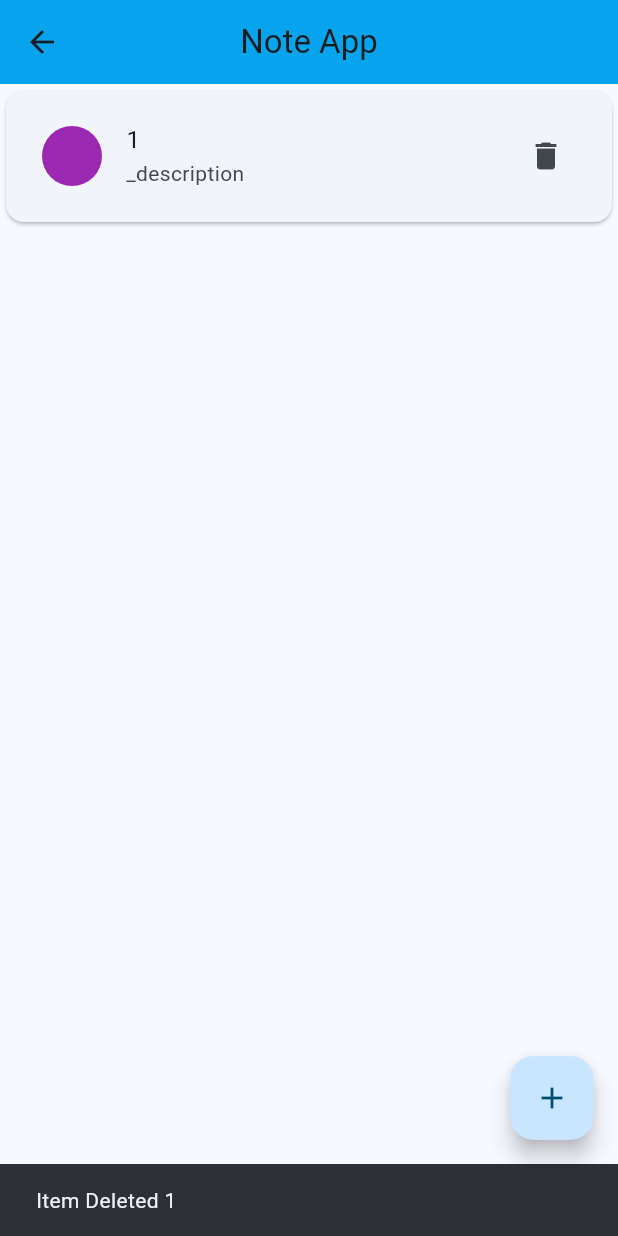
After one commit to codeWithParas/flutter_step_counter, a Flutter app: the NoteAppScreen screen opened directly, after a tap on the "add" icon, after a tap on the "delete" icon, on a phone screen of 412 x 824 dp. The commit adds this screen. Run offline on Flutter 3.47's test engine with Material 3 defaults, Android fonts, the light colour scheme and no system bars; our stand-ins replace pedometer, permission_handler, sqflite; accounts and stored records are empty.

Commit message:
note app created

```diff
--- a/lib/LoginScreen.dart
+++ b/lib/LoginScreen.dart
@@ -2,6 +2,8 @@
 
 import 'package:flutter/material.dart';
 import 'package:flutter_ws_tb/step_counter/HomePageScreen.dart';
+
+import 'note_app/NoteAppScreen.dart';
 
 class LoginScreen extends StatelessWidget {
   LoginScreen({super.key});
@@ -63,7 +65,8 @@ class LoginScreen extends StatelessWidget {
 
                   Navigator.push(
                     context,
-                    MaterialPageRoute(builder: (context) => const StepCounterScreen())
+                    //MaterialPageRoute(builder: (context) => const StepCounterScreen())
+                    MaterialPageRoute(builder: (context) => const NoteAppScreen())
                   );
 
                 } else {
--- a/lib/main.dart
+++ b/lib/main.dart
@@ -1,8 +1,10 @@
 import 'package:flutter/material.dart';
 import 'package:flutter_ws_tb/LoginScreen.dart';
+import 'package:flutter_ws_tb/note_app/SqfliteDatabaseHelper.dart';
 
 void main() {
   //runApp(const MyApp());
+  SqfliteDatabaseHelper().initializeDatabase();
   runApp(FlutterTbWs());
 }
 
--- /dev/null
+++ b/lib/note_app/NoteAppScreen.dart
@@ -0,0 +1,134 @@
+
+import 'package:flutter/cupertino.dart';
+import 'package:flutter/material.dart';
+import 'package:flutter_ws_tb/note_app/SqfliteDatabaseHelper.dart';
+
+class NoteAppScreen extends StatefulWidget {
+  const NoteAppScreen({super.key});
+
+  @override
+  State<NoteAppScreen> createState() => _NoteAppScreenState();
+}
+
+class _NoteAppScreenState extends State<NoteAppScreen> {
+
+  // Custom List
+  List<Note> noteList = [];
+  var dbHelper = SqfliteDatabaseHelper();
+
+  void updateNoteListData() {
+    Future<List<Note>> noteListFuture = dbHelper.getNoteList();
+    noteListFuture.then((noteListData) {
+      if(noteListData.isNotEmpty) {
+        // Update UI
+        setState(() {
+          noteList = noteListData;
+        });
+      }
+    });
+  }
+
+  void insertOperation(Note note){
+    Future<int?> result = dbHelper.insertNote(note);
+    result.then((value) {
+      if(value != 0){
+        print("@@@ DATA INSERTED SUCCESSFULLY");
+        updateNoteListData();
+      }
+    });
+  }
+
+  void deleteOperation(int position){
+    Future<int?> result = dbHelper.deleteNote(position);
+    result.then((value) {
+      if(value != 0){
+        print("@@@ DATA DELETED SUCCESSFULLY");
+        updateNoteListData();
+      }
+    });
+  }
+
+  @override
+  void initState() {
+    super.initState();
+    updateNoteListData();
+  }
+
+  @override
+  Widget build(BuildContext context) {
+    return Scaffold(
+      appBar: AppBar(
+        title: Text("Note App"),
+      ),
+      floatingActionButton: FloatingActionButton(
+          child: Icon(Icons.add),
+          onPressed: (){
+            // Add Elements in note list
+            var itemPos = noteList.length+1;
+            ScaffoldMessenger.of(context).showSnackBar(
+                SnackBar(content: Text("Item Added ${itemPos}"))
+            );
+
+            var newNote = Note("$itemPos", "_description", "_date");
+            insertOperation(newNote);
+          }),
+      body: ListView.builder(
+          itemCount: noteList.length,
+          itemBuilder: (BuildContext context, int position){
+            return Card(
+                child: Padding(
+                  padding: const EdgeInsets.all(8.0),
+                  child: ListTile(
+                    leading: CircleAvatar(
+                      backgroundColor: Colors.purple,
+                    ),
+                    title: Text(noteList[position]._title),
+                    subtitle: Text(noteList[position]._description),
+                    trailing: GestureDetector(
+                      child: Icon(Icons.delete),
+                      onTap: (){
+                        ScaffoldMessenger.of(context).showSnackBar(
+                            SnackBar(content: Text("Item Deleted ${noteList[position]._title}"))
+                        );
+                        deleteOperation(position);
+                      },
+                    ),
+                    onTap: (){
+                      ScaffoldMessenger.of(context).showSnackBar(
+                          SnackBar(content: Text("Item Selected ${noteList[position]._title}"))
+                      );
+                    },
+                  ),
+                )
+            );
+          }
+      ),
+    );
+  }
+}
+
+class Note {
+
+  String _title = "";
+  String _description = "";
+  String _date = "";
+
+  // Constructor
+  Note(this._title, this._description, this._date);
+
+  Map<String, dynamic> objectToMapConversion() {
+    var map  = Map<String, dynamic>();
+    map['title'] = _title;
+    map['description'] = _description;
+    map['date'] = _date;
+
+    return map;
+  }
+
+  Note.mapToObjectConversion(Map<String, dynamic> map) {
+    this._title = map['title'];
+    this._description = map['description'];
+    this._date = map['date'];
+  }
+
+}
--- /dev/null
+++ b/lib/note_app/SqfliteDatabaseHelper.dart
@@ -0,0 +1,108 @@
+
+
+import 'dart:io';
+
+import 'package:path_provider/path_provider.dart';
+import 'package:sqflite/sqflite.dart';
+
+import 'NoteAppScreen.dart';
+
+class SqfliteDatabaseHelper {
+
+  // Singleton type object
+  static SqfliteDatabaseHelper? _databaseHelper = null;
+  static Database? _database;
+
+  // Column Names
+  String tableName = 'note_table';
+  String colId = 'id';
+  String colTitle = 'title';
+  String colDesc = 'description';
+  String colDate = 'date';
+
+  SqfliteDatabaseHelper._createInstance();
+
+  factory SqfliteDatabaseHelper() {
+    if(_databaseHelper == null) {
+      _databaseHelper = SqfliteDatabaseHelper._createInstance();
+    }
+    return _databaseHelper ?? SqfliteDatabaseHelper._createInstance();
+  }
+
+  Future<Database?> get database async {
+    if(_database == null) {
+      _database = await initializeDatabase();
+    }
+    print("@@@ Database Initialization Done");
+    return _database;
+  }
+
+  Future<Database> initializeDatabase() async {
+    Directory directory = await getApplicationDocumentsDirectory();
+    String path = directory.path + 'note.db';
+
+    Database noteDatabase = await openDatabase(path, version:1, onCreate: _createDb);
+    _database = noteDatabase;
+    return noteDatabase;
+  }
+
+  void _createDb(Database db, int version) async{
+    print("@@@ Database Creation Done");
+    await db.execute(
+      'CREATE TABLE $tableName('
+          '$colId INTEGER PRIMARY KEY AUTOINCREMENT,'
+          '$colTitle TEXT,'
+          '$colDesc TEXT,'
+          '$colDate TEXT'
+          ')'
+    );
+  }
+
+  Future<int?> insertNote(Note note) async{
+    print("@@@ Database Insertion Done");
+    var db = await this.database;
+    var map = note.objectToMapConversion();
+    int? result = await db?.insert(tableName, map);
+    return result ?? 0;
+  }
+
+  deleteNote(int? id) async {
+    var db = await this.database;
+    int? result = await db?.rawDelete('DELETE FROM $tableName WHERE $colId = $id');
+    return result;
+  }
+
+  Future<List<Map<String, dynamic>>?> getNoteMapList() async {
+    var db = await this.database;
+    print("@@@ Database Fetching Done");
+    return await db?.query(tableName);
+  }
+
+  Future<List<Note>> getNoteList() async {
+    var noteMapList = await getNoteMapList();
+    var count = noteMapList?.length ?? 0;
+
+    List<Note> noteList = [];
+
+    for(int i = 0; i<count; i++) {
+      var mappedObj = noteMapList![i];
+      var noteObject = Note.mapToObjectConversion(mappedObj);
+      noteList.add(noteObject);
+    }
+    return noteList;
+  }
+
+  void updateNote(int id, title, desc){
+    // HomeWork
+  }
+
+
+
+
+
+
+
+
+
+
+}
--- a/pubspec.yaml
+++ b/pubspec.yaml
@@ -33,6 +33,9 @@ dependencies:
 
   pedometer: ^4.0.1
   permission_handler: ^11.3.1
+
+  sqflite: 2.4.1
+  path_provider: ^2.1.1   # for getting path for local file storage
 
   # The following adds the Cupertino Icons font to your application.
   # Use with the CupertinoIcons class for iOS style icons.
```
Also changed, not shown: pubspec.lock, 4 other files.
